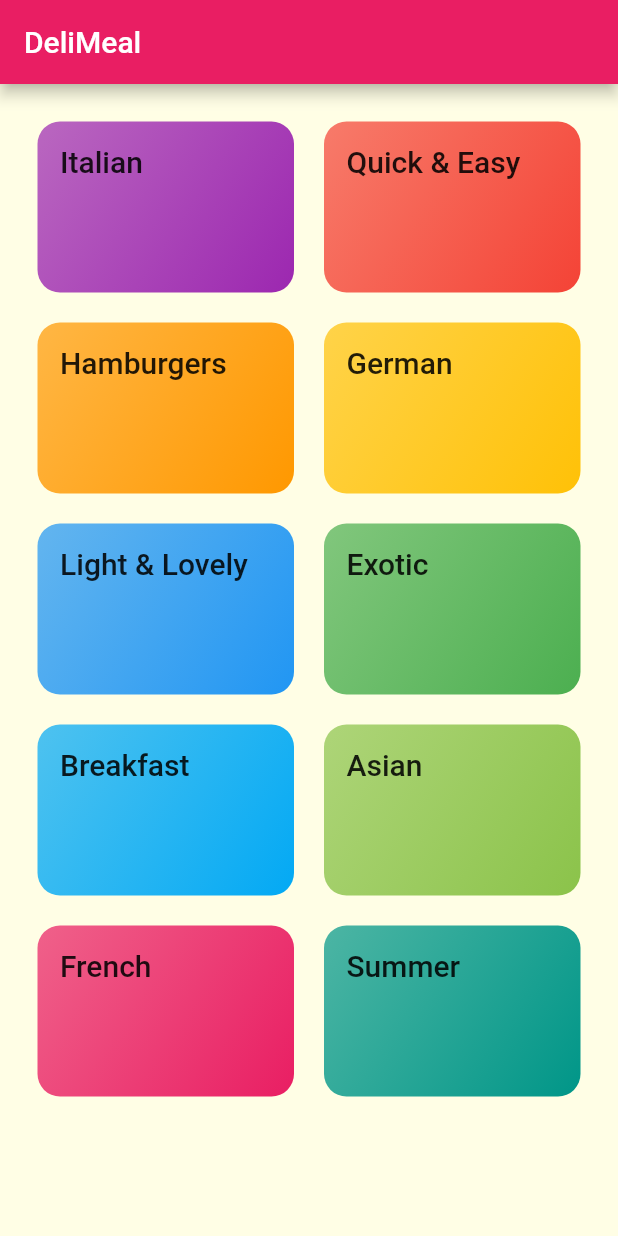
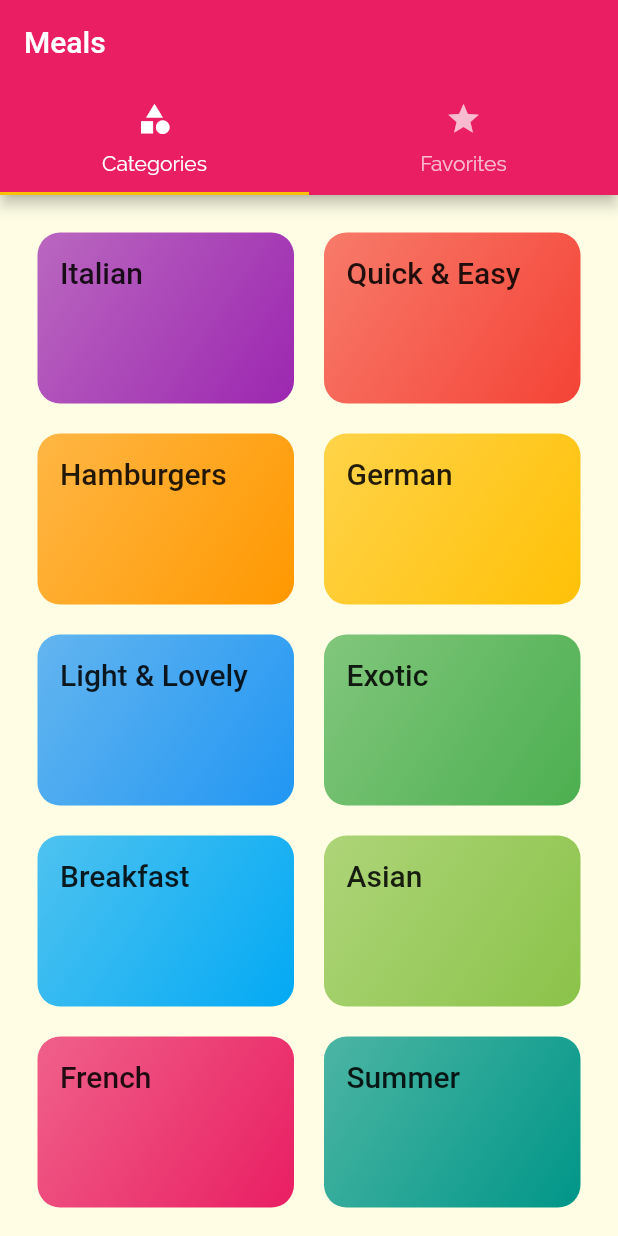
Before and after one commit to iwonarudzinska/recipes, a Flutter app: the screen it shows after launch, on a phone screen of 412 x 824 dp. Run offline on Flutter 3.47's test engine with Material 2 defaults, Android fonts, the phone set to English and light mode, and no system bars.

Commit message:
Add TabsScreen

```diff
--- a/lib/main.dart
+++ b/lib/main.dart
@@ -2,6 +2,7 @@
 import 'package:meals_udemy/screens/categories_screen.dart';
 import 'package:meals_udemy/screens/category_meals_screen.dart';
 import 'package:meals_udemy/screens/meal_detail_screen.dart';
+import 'package:meals_udemy/screens/tabs_screen.dart';
 import 'screens/categories_screen.dart';
 
 void main() {
@@ -34,7 +35,7 @@
       // home: const CategoriesScreen(),
       initialRoute: '/',
       routes: {
-        '/': (ctx) => const CategoriesScreen(),
+        '/': (ctx) => const TabsScreen(),
         CategoryMealsScreen.routeName: (ctx) => const CategoryMealsScreen(),
         MealDetailScreen.routeName: (ctx) => const MealDetailScreen(),
       },
--- a/lib/screens/categories_screen.dart
+++ b/lib/screens/categories_screen.dart
@@ -7,11 +7,7 @@
 
   @override
   Widget build(BuildContext context) {
-    return Scaffold(
-      appBar: AppBar(
-        title: const Text('DeliMeal'),
-      ),
-      body: GridView(
+    return GridView(
       padding: const EdgeInsets.all(25),
       gridDelegate: const SliverGridDelegateWithMaxCrossAxisExtent(
         maxCrossAxisExtent: 200,
@@ -28,7 +24,6 @@
             ),
           )
           .toList(),
-      ),
     );
   }
 }
--- /dev/null
+++ b/lib/screens/favorites_screen.dart
@@ -0,0 +1,12 @@
+import 'package:flutter/cupertino.dart';
+
+class FavoritesScreen extends StatelessWidget {
+  const FavoritesScreen({Key? key}) : super(key: key);
+
+  @override
+  Widget build(BuildContext context) {
+    return const Center(
+      child: Text('The Favorites'),
+    );
+  }
+}
--- /dev/null
+++ b/lib/screens/tabs_screen.dart
@@ -0,0 +1,47 @@
+import 'package:flutter/material.dart';
+import 'package:meals_udemy/screens/categories_screen.dart';
+import 'package:meals_udemy/screens/favorites_screen.dart';
+
+class TabsScreen extends StatefulWidget {
+  const TabsScreen({Key? key}) : super(key: key);
+
+  @override
+  State<TabsScreen> createState() => _TabsScreenState();
+}
+
+class _TabsScreenState extends State<TabsScreen> {
+  @override
+  Widget build(BuildContext context) {
+    return DefaultTabController(
+      length: 2,
+      // initialIndex: 0,
+      child: Scaffold(
+        appBar: AppBar(
+          title: const Text('Meals'),
+          bottom: const TabBar(
+            tabs: [
+              Tab(
+                icon: Icon(
+                  Icons.category,
+                ),
+                text: 'Categories',
+              ),
+              Tab(
+                icon: Icon(
+                  Icons.star,
+                ),
+                text: 'Favorites',
+              ),
+            ],
+          ),
+        ),
+        body: const TabBarView(
+          children: [
+            CategoriesScreen(),
+            FavoritesScreen(),
+          ],
+        ),
+      ),
+    );
+  }
+}
```
Lines whose indentation alone changed are shown as unchanged.
